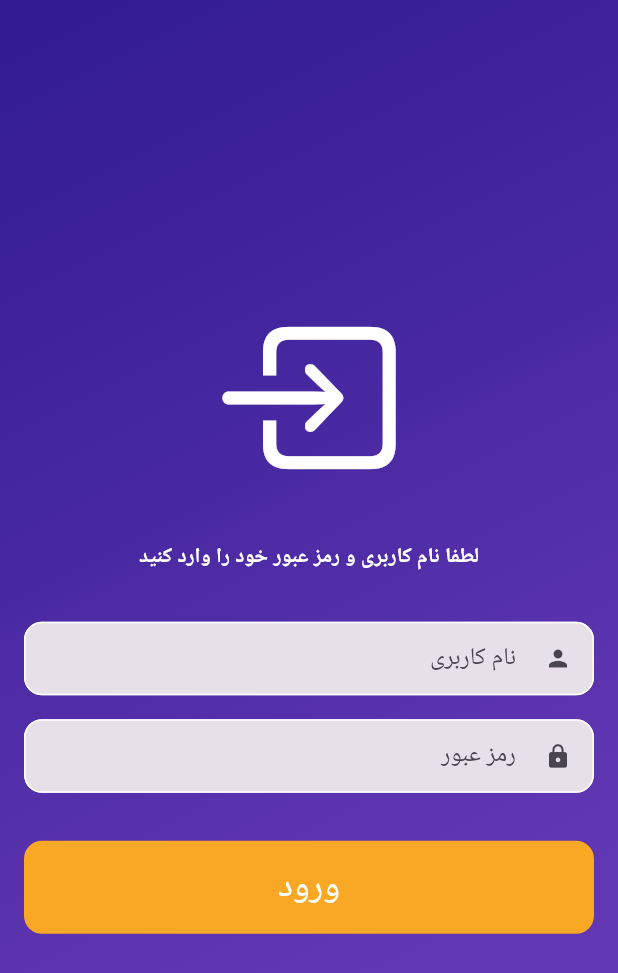
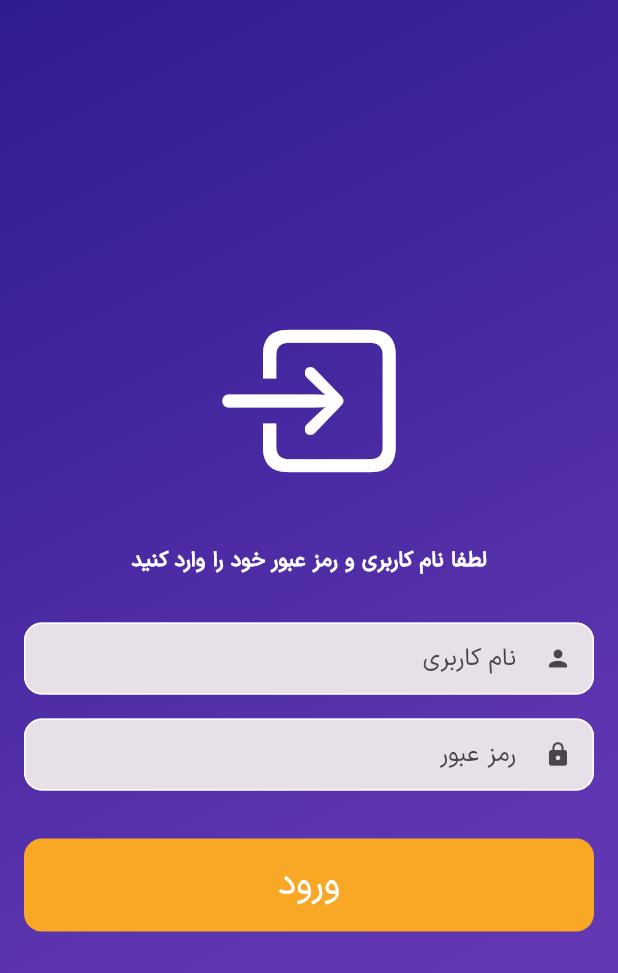
Before and after one commit to MrPouyaSaad/login_pishro, a Flutter app: the screen it shows after launch, on a phone screen of 412 x 824 dp. Shown: the top 973 px of the screen. Run offline on Flutter 3.47's test engine with Material 2 defaults, Android fonts, the phone set to English and light mode, and no system bars; our stand-ins replace video_player.

Commit message:
Change font

```diff
--- a/lib/main.dart
+++ b/lib/main.dart
@@ -14,6 +14,7 @@ class MyApp extends StatelessWidget {
     return MaterialApp(
       title: 'Login Screen (Pishro mim)',
       theme: ThemeData(
+        fontFamily: 'IranSans',
         // This is the theme of your application.
         //
         // TRY THIS: Try running your application with "flutter run". You'll see
```
